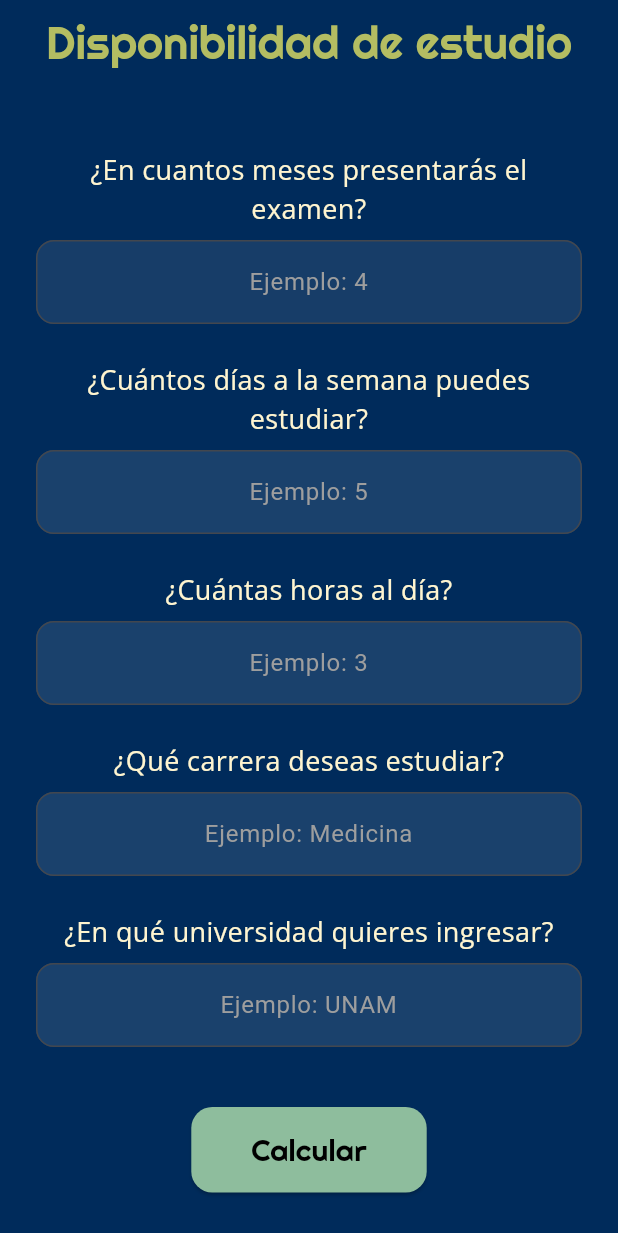
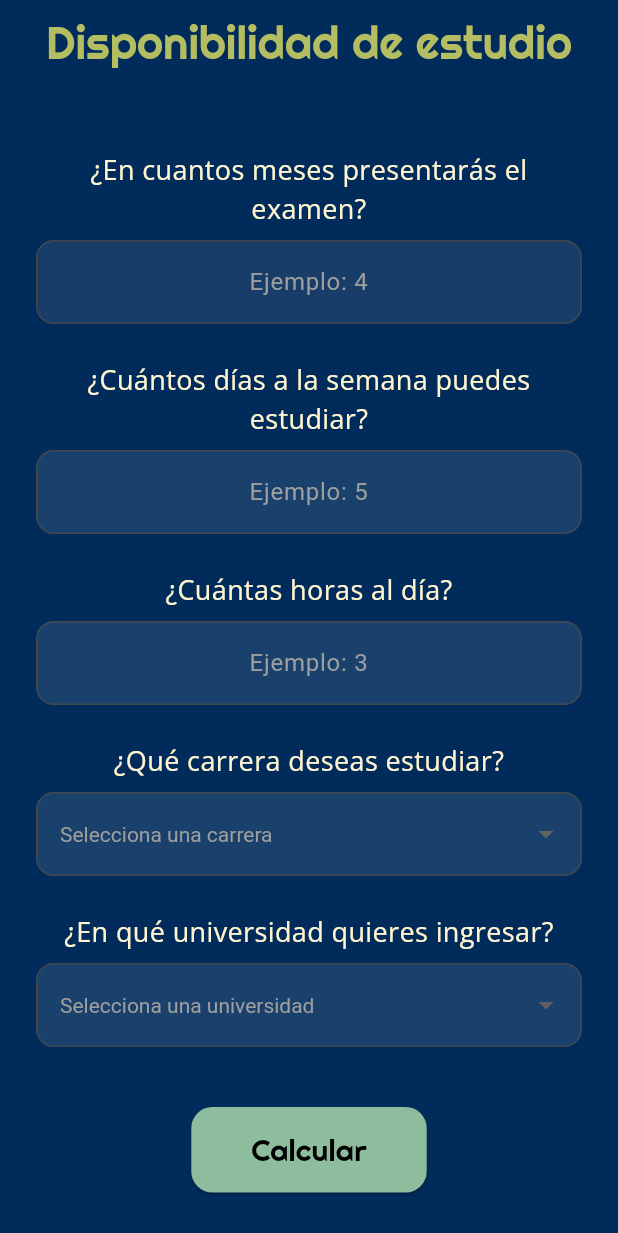
Before and after one commit to bsjc1024/Hackpue2025, a Flutter app: the DisponibilidadScreen screen opened by its route, on a phone screen of 412 x 824 dp. Shown: the top 1233 px of the screen. Run offline on Flutter 3.47's test engine with Material 3 defaults, Android fonts, the phone set to English and light mode, and no system bars; our stand-ins replace google_fonts.

Commit message:
Disponibilidad

```diff
--- a/flutter_app/lib/screen/disponibilidad_screen.dart
+++ b/flutter_app/lib/screen/disponibilidad_screen.dart
@@ -73,6 +73,28 @@ class _DisponibilidadScreenState extends State<DisponibilidadScreen> {
     });
 
   }
+
+  final List<String> carreras = [
+    "Ingeniería en Sistemas",
+    "Medicina",
+    "Derecho",
+    "Arquitectura",
+    "Administración",
+    "Diseño Gráfico"
+  ];
+
+   final List<String> universidades = [
+    "UNAM",
+    "IPN",
+    "UAM",
+    "BUAP",
+    "ITESM",
+    "UDLAP"
+  ];
+
+  String? carreraSeleccionada;
+  String? universidadSeleccionada;
+
 
   @override
   Widget build(BuildContext context) {
@@ -183,20 +205,34 @@ class _DisponibilidadScreenState extends State<DisponibilidadScreen> {
                 ),
               ),
               const SizedBox(height: 8),
-              TextField(
-                controller: carreraController,
-                style: const TextStyle(color: Color(0xFFFFF5D0)),
-                textAlign: TextAlign.center,
-                decoration: const InputDecoration(
-                  hintText: "Ejemplo: Medicina",
-                  hintStyle: TextStyle(color: Colors.grey),
+              DropdownButtonFormField<String>(
+                dropdownColor: const Color(0xFF002B5B), // fondo azul
+                initialValue: carreraSeleccionada,
+                decoration: InputDecoration(
                   filled: true,
                   fillColor: Colors.white10,
                     border: OutlineInputBorder(
-                    borderRadius: BorderRadius.all(Radius.circular(12)),
+                    borderRadius: BorderRadius.circular(12),
                     ),
                 ),
+                hint: const Text(
+                  "Selecciona una carrera",
+                  style: TextStyle(color: Colors.grey),
                 ),
+                style: const TextStyle(color: Color(0xFFFFF5D0)), // color del texto
+                items: carreras.map((carrera) {
+                  return DropdownMenuItem(
+                  value: carrera,
+                  child: Text(carrera, style: const TextStyle(color: Color(0xFFFFF5D0))),
+                  );
+                }).toList(),
+                onChanged: (value) {
+                  setState(() {
+                    carreraSeleccionada = value;
+                  });
+                },
+              ),
+
 
               const SizedBox(height: 24),
               Text(
@@ -208,19 +244,32 @@ class _DisponibilidadScreenState extends State<DisponibilidadScreen> {
                 ),
               ),
               const SizedBox(height: 8),
-              TextField(
-                controller: universidadController,
-                style: const TextStyle(color: Color(0xFFFFF5D0)),
-                textAlign: TextAlign.center,
-                decoration: const InputDecoration(
-                  hintText: "Ejemplo: UNAM",
-                  hintStyle: TextStyle(color: Colors.grey),
+              DropdownButtonFormField<String>(
+                dropdownColor: const Color(0xFF002B5B),
+                initialValue: universidadSeleccionada,
+                  decoration: InputDecoration(
                     filled: true,
                     fillColor: Colors.white10,
                     border: OutlineInputBorder(
-                    borderRadius: BorderRadius.all(Radius.circular(12)),
+                      borderRadius: BorderRadius.circular(12),
                     ),
                   ),
+                  hint: const Text(
+                    "Selecciona una universidad",
+                    style: TextStyle(color: Colors.grey),
+                  ),
+                  style: const TextStyle(color: Color(0xFFFFF5D0)),
+                  items: universidades.map((uni) {
+                    return DropdownMenuItem(
+                      value: uni,
+                      child: Text(uni, style: const TextStyle(color: Color(0xFFFFF5D0))),
+                    );
+                  }).toList(),
+                  onChanged: (value) {
+                    setState(() {
+                      universidadSeleccionada = value;
+                    });
+                  },
               ),
 
               const SizedBox(height: 40),
```
Lines whose indentation alone changed are shown as unchanged.
